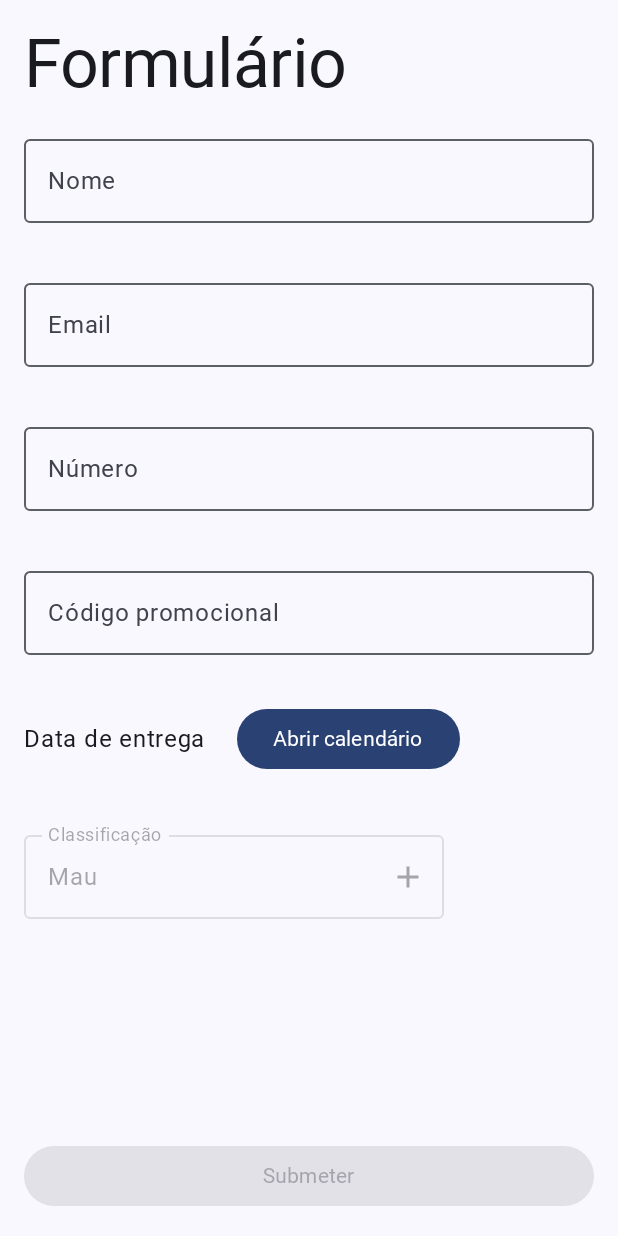
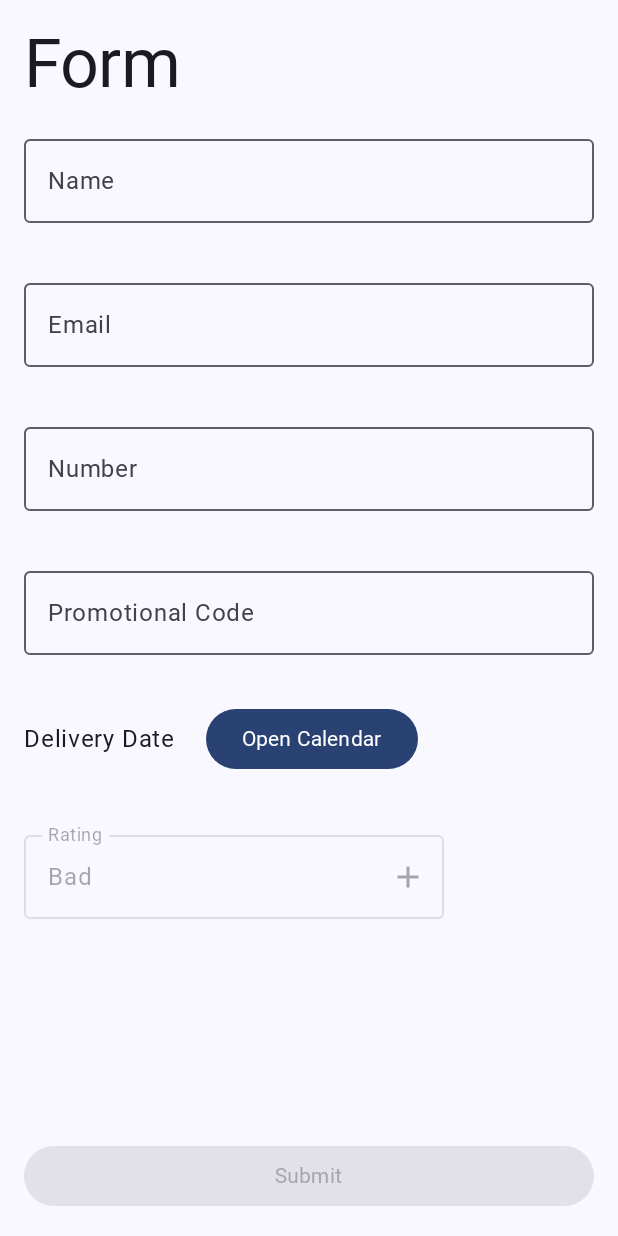
Before and after one commit to ArtemisSoftware/Njord-Shop, an Android app built with Jetpack Compose: the composable ValidationScreen shown on its own in the app's theme, on a phone screen of 412 x 824 dp. Run offline under Robolectric (Android 15) with nearby library versions, the light colour scheme and no system bars; our stand-ins replace Dagger/Hilt's generated code, window size class; Roboto replaces fonts that are not available here.

Commit message:
Update on strings.xml

```diff
--- a/app/src/main/res/values/strings.xml
+++ b/app/src/main/res/values/strings.xml
@@ -2,40 +2,40 @@
     <string name="app_name">NjordShop</string>
     <string name="app_name_catalog">NjordShop Catalog</string>
     <string name="app_name_form">NjordShop Form</string>
-    <string name="rating">Avaliação</string>
-    <string name="try_again">Tentar novamente</string>
-    <string name="error_occurred_try_reload">Ocorreu um erro - reload</string>
-    <string name="connection_error">Connection error</string>
-    <string name="connection_socket_time_out">Socket timeout</string>
-    <string name="unknown_error">An error occurred</string>
-    <string name="unknown_host_error">Unknown host error</string>
-    <string name="error_not_mapped">Error not mapped</string>
-    <string name="product">Produto</string>
-    <string name="title">Titulo</string>
-    <string name="price">Preço</string>
-    <string name="discount">Desconto</string>
+    <string name="rating">Rating</string>
+    <string name="try_again">Try Again</string>
+    <string name="error_occurred_try_reload">An error occurred - reload</string>
+    <string name="connection_error">Connection Error</string>
+    <string name="connection_socket_time_out">Socket Timeout</string>
+    <string name="unknown_error">An Error Occurred</string>
+    <string name="unknown_host_error">Unknown Host Error</string>
+    <string name="error_not_mapped">Unmapped Error</string>
+    <string name="product">Product</string>
+    <string name="title">Title</string>
+    <string name="price">Price</string>
+    <string name="discount">Discount</string>
     <string name="stock">Stock</string>
     <string name="euro">€</string>
     <string name="percentage">%</string>
-    <string name="rate">Classificação</string>
-    <string name="submit">Submeter</string>
-    <string name="delivery_date">Data de entrega</string>
-    <string name="number">Número</string>
-    <string name="name">Nome</string>
-    <string name="promotional_code">Código promocional</string>
+    <string name="rate">Rating</string>
+    <string name="submit">Submit</string>
+    <string name="delivery_date">Delivery Date</string>
+    <string name="number">Number</string>
+    <string name="name">Name</string>
+    <string name="promotional_code">Promotional Code</string>
     <string name="email">Email</string>
-    <string name="form">Formulário</string>
-    <string name="open_calendar">Abrir calendário</string>
-    <string name="form_validated">Formulário validado</string>
-    <string name="invalid_date_must_not_be_monday_or_in_the_future">Data inválida. Datas futuras e segundas não estão disponíveis</string>
+    <string name="form">Form</string>
+    <string name="open_calendar">Open Calendar</string>
+    <string name="form_validated">Form Validated</string>
+    <string name="invalid_date_must_not_be_monday_or_in_the_future">Invalid date. Future dates and Mondays are not allowed</string>
     <string name="ok">OK</string>
-    <string name="cancel">Cancelar</string>
-    <string name="bad">Mau</string>
-    <string name="satisfactory">Satisfatório</string>
-    <string name="good">Bom</string>
-    <string name="very_good">Muito Bom</string>
-    <string name="excellent">Excelente</string>
-    <string name="product_detail">Detalhes do Produto</string>
-    <string name="search_no_results">Nenhum resultado encontrado</string>
-    <string name="search_detail_not_found">Detalhe não encontrado</string>
+    <string name="cancel">Cancel</string>
+    <string name="bad">Bad</string>
+    <string name="satisfactory">Satisfactory</string>
+    <string name="good">Good</string>
+    <string name="very_good">Very Good</string>
+    <string name="excellent">Excellent</string>
+    <string name="product_detail">Product Details</string>
+    <string name="search_no_results">No results found</string>
+    <string name="search_detail_not_found">Detail not found</string>
 </resources>
```
